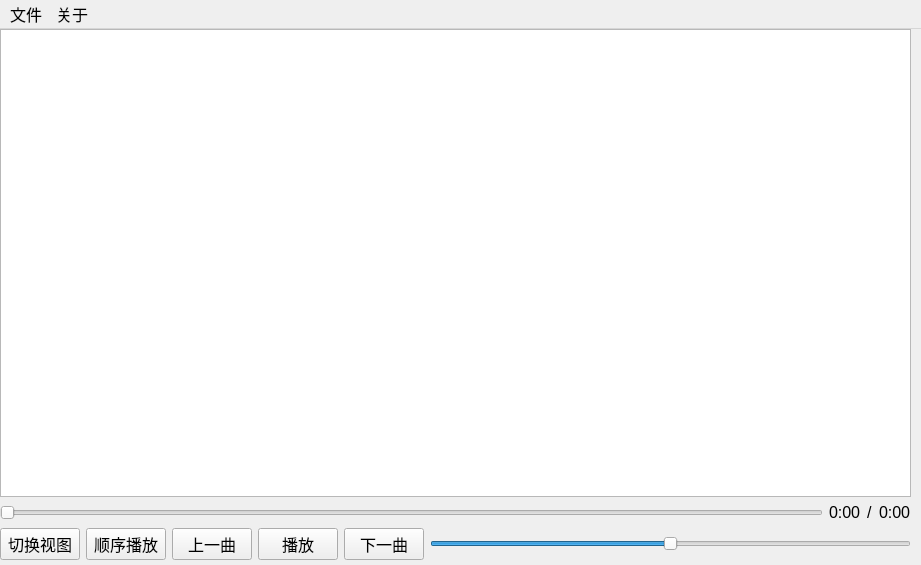
Old version of the form mainwindow.ui in the repository 25programmingpractice/whatever.
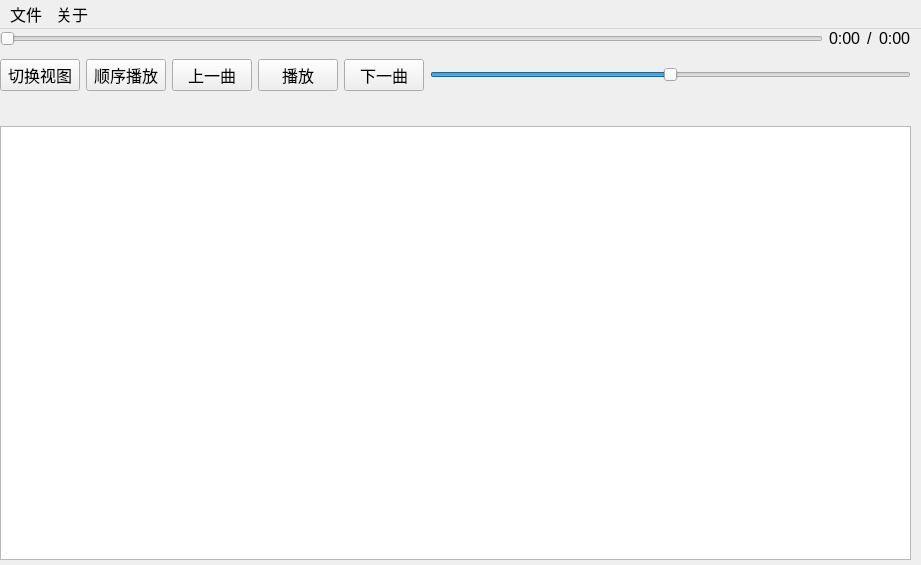
New version of the form. Icons and pictures are not drawn.

Commit message:
feat(ui): added window icon
[Test required] MacOS compatibility @hamburtab @yzhbradoodrrpurp

Diff of the .ui file:
```diff
--- a/mainwindow.ui
+++ b/mainwindow.ui
@@ -41,9 +41,6 @@
      </rect>
     </property>
     <layout class="QVBoxLayout" name="verticalLayout">
-     <item>
-      <widget class="QTableView" name="music_list"/>
-     </item>
      <item>
       <layout class="QHBoxLayout" name="horizontalLayout">
        <item>
@@ -99,11 +96,47 @@
         </widget>
        </item>
        <item>
-        <widget class="QPushButton" name="previous_music">
-         <property name="text">
-          <string>上一曲</string>
-         </property>
-        </widget>
+        <layout class="QVBoxLayout" name="verticalLayout_2">
+         <item>
+          <spacer name="verticalSpacer">
+           <property name="orientation">
+            <enum>Qt::Orientation::Vertical</enum>
+           </property>
+           <property name="sizeType">
+            <enum>QSizePolicy::Policy::Minimum</enum>
+           </property>
+           <property name="sizeHint" stdset="0">
+            <size>
+             <width>5</width>
+             <height>5</height>
+            </size>
+           </property>
+          </spacer>
+         </item>
+         <item>
+          <widget class="QPushButton" name="previous_music">
+           <property name="text">
+            <string>上一曲</string>
+           </property>
+          </widget>
+         </item>
+         <item>
+          <spacer name="verticalSpacer_2">
+           <property name="orientation">
+            <enum>Qt::Orientation::Vertical</enum>
+           </property>
+           <property name="sizeType">
+            <enum>QSizePolicy::Policy::Fixed</enum>
+           </property>
+           <property name="sizeHint" stdset="0">
+            <size>
+             <width>5</width>
+             <height>5</height>
+            </size>
+           </property>
+          </spacer>
+         </item>
+        </layout>
        </item>
        <item>
         <widget class="QPushButton" name="play_pause">
@@ -134,6 +167,34 @@
        </item>
       </layout>
      </item>
+     <item>
+      <layout class="QHBoxLayout" name="horizontalLayout_3">
+       <item>
+        <widget class="QLabel" name="album_cover">
+         <property name="text">
+          <string/>
+         </property>
+        </widget>
+       </item>
+       <item>
+        <widget class="QLabel" name="artist">
+         <property name="text">
+          <string/>
+         </property>
+        </widget>
+       </item>
+       <item>
+        <widget class="QLabel" name="album">
+         <property name="text">
+          <string/>
+         </property>
+        </widget>
+       </item>
+      </layout>
+     </item>
+     <item>
+      <widget class="QTableView" name="music_list"/>
+     </item>
     </layout>
    </widget>
   </widget>
```
Left out of the diff: 9 changed lines with no effect on the pictures. The commit also changes 6 other files.
